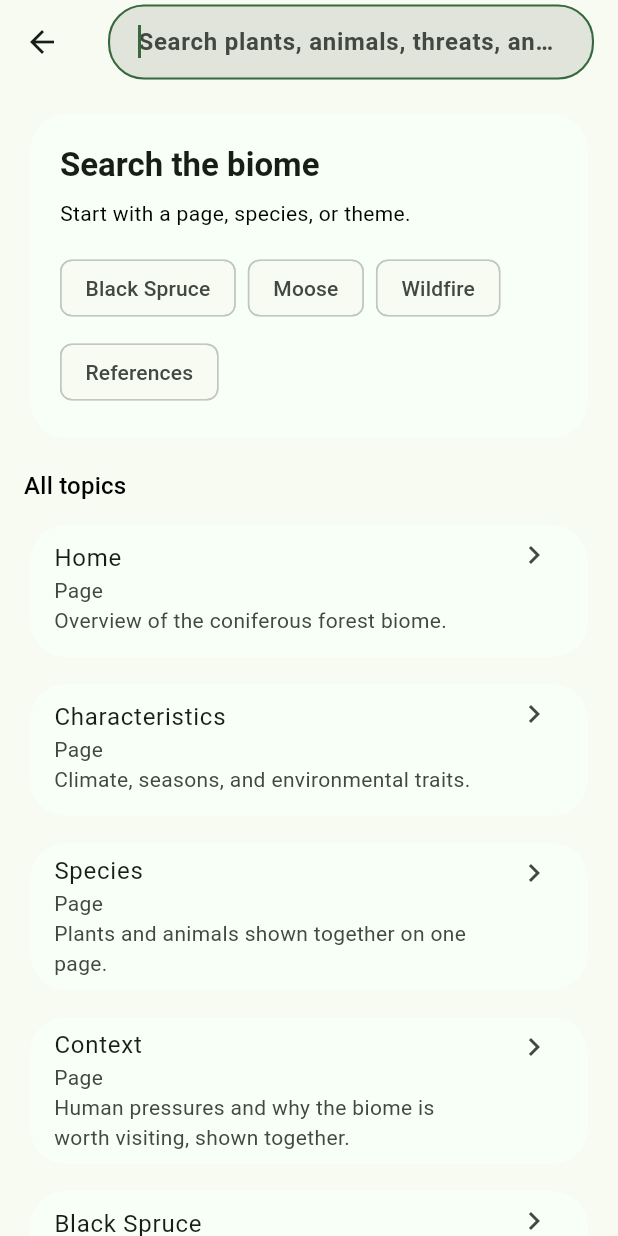
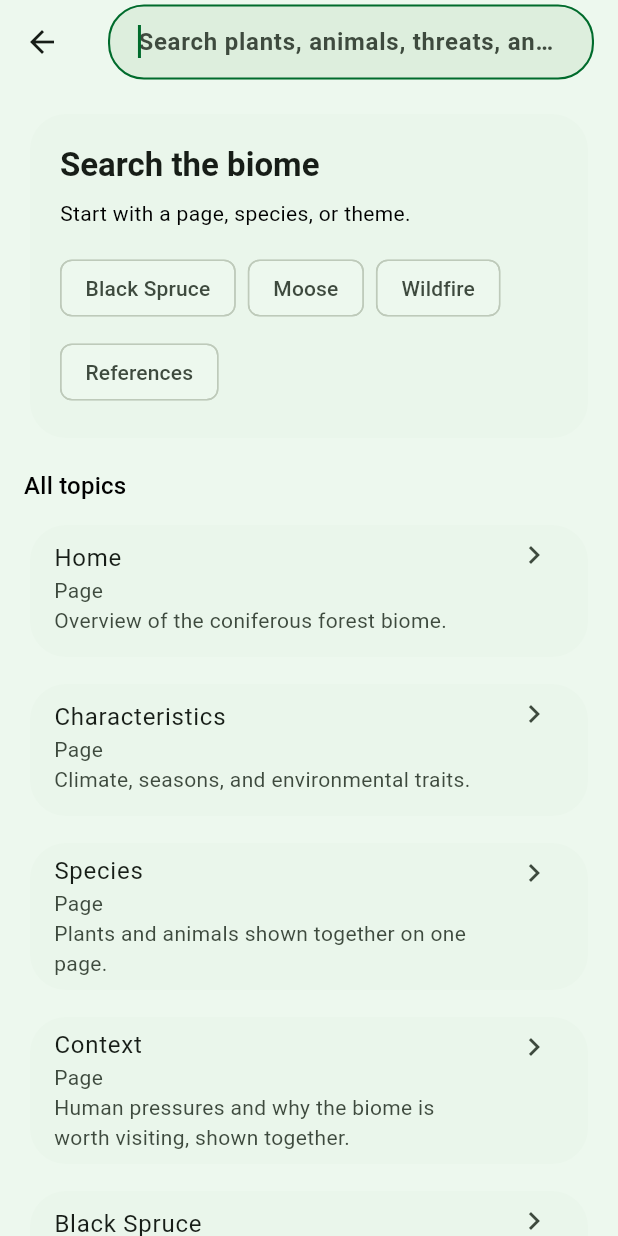
Before and after one commit to tling0001/biomeconiferous, a Flutter app: the screen it shows after launch, item 5 of the bottom bar chosen, after a tap on the "search" icon, on a phone screen of 412 x 824 dp. Run offline on Flutter 3.47's test engine with Material 3 defaults, Android fonts, the phone set to English and light mode, and no system bars; our stand-ins replace web.

Commit message:
more bug fixes

```diff
--- a/lib/biome/biome_pages.dart
+++ b/lib/biome/biome_pages.dart
@@ -170,7 +170,7 @@
                   'Glacial lakes, peatlands, stream channels, seasonal ice cover',
                 ),
                 ComparisonRow(
-                  'Zonation / Seasons',
+                  'Seasons',
                   'Distinct canopy-understory-floor layers; clear seasons',
                   'Shoreline (littoral), open water (limnetic), deep water (profundal); seasons affect ice, flow, and oxygen',
                 ),
@@ -669,9 +669,20 @@
             index: 4,
             child: ListTile(
               leading: Icon(Icons.photo_library_outlined),
-              title: Text('Image Credits'),
+              title: Text('Image Credits (Sourced)'),
               subtitle: Text(
                 'Home hero: Wikimedia Commons (File:Siberian autumn in taiga..JPG, CC BY-SA 3.0).\nLodgepole pine: Wikimedia Commons (File:Pinus contorta 28289.JPG, CC BY-SA 3.0).\nTaiga map: Wikimedia Commons (File:Taiga ecoregion.png, CC BY-SA 3.0).',
+              ),
+            ),
+          ),
+          const SizedBox(height: 10),
+          const AnimatedInfoCard(
+            index: 5,
+            child: ListTile(
+              leading: Icon(Icons.info_outline),
+              title: Text('Image Credits (Project Media Bundle)'),
+              subtitle: Text(
+                'The following bundled image files are used in this app and currently have no source metadata recorded in this repository:\nassets/images/plant_black_spruce.jpg\nassets/images/animal_moose.jpg\nassets/images/animal_lynx.jpg\nassets/images/threat_wildfire.jpg',
               ),
             ),
           ),
--- a/lib/biome/biome_search.dart
+++ b/lib/biome/biome_search.dart
@@ -16,31 +16,88 @@
   final List<String> keywords;
 }
 
-class BiomeSearchDelegate extends SearchDelegate<BiomeSearchEntry?> {
-  BiomeSearchDelegate(this.entries)
-    : super(
-        searchFieldLabel: 'Search plants, animals, threats, and references',
-        searchFieldStyle: const TextStyle(fontWeight: FontWeight.w600),
-        textInputAction: TextInputAction.search,
-        autocorrect: false,
-        enableSuggestions: true,
+Future<BiomeSearchEntry?> showBiomeSearch(
+  BuildContext context,
+  List<BiomeSearchEntry> entries,
+) {
+  return Navigator.of(context).push<BiomeSearchEntry?>(
+    PageRouteBuilder<BiomeSearchEntry?>(
+      transitionDuration: const Duration(milliseconds: 280),
+      reverseTransitionDuration: const Duration(milliseconds: 280),
+      pageBuilder: (_, _, _) => BiomeSearchPage(entries: entries),
+      transitionsBuilder: (context, animation, secondaryAnimation, child) {
+        final curved = CurvedAnimation(
+          parent: animation,
+          curve: Curves.easeOutCubic,
+          reverseCurve: Curves.easeInCubic,
         );
+        return SlideTransition(
+          position: Tween<Offset>(
+            begin: const Offset(1, 0),
+            end: Offset.zero,
+          ).animate(curved),
+          child: child,
+        );
+      },
+    ),
+  );
+}
+
+class BiomeSearchPage extends StatefulWidget {
+  const BiomeSearchPage({required this.entries, super.key});
 
   final List<BiomeSearchEntry> entries;
 
   @override
-  ThemeData appBarTheme(BuildContext context) {
+  State<BiomeSearchPage> createState() => _BiomeSearchPageState();
+}
+
+class _BiomeSearchPageState extends State<BiomeSearchPage> {
+  late final TextEditingController _controller;
+  late final FocusNode _focusNode;
+  String _query = '';
+
+  @override
+  void initState() {
+    super.initState();
+    _controller = TextEditingController();
+    _focusNode = FocusNode();
+    WidgetsBinding.instance.addPostFrameCallback((_) {
+      if (mounted) {
+        _focusNode.requestFocus();
+      }
+    });
+  }
+
+  @override
+  void dispose() {
+    _controller.dispose();
+    _focusNode.dispose();
+    super.dispose();
+  }
+
+  @override
+  Widget build(BuildContext context) {
     final theme = Theme.of(context);
     final colorScheme = theme.colorScheme;
-
-    return theme.copyWith(
-      appBarTheme: theme.appBarTheme.copyWith(
+    return Scaffold(
+      appBar: AppBar(
         backgroundColor: colorScheme.surface,
         foregroundColor: colorScheme.onSurface,
         shadowColor: Colors.transparent,
         surfaceTintColor: Colors.transparent,
+        leading: IconButton(
+          icon: const Icon(Icons.arrow_back),
+          onPressed: () => Navigator.of(context).pop(),
         ),
-      inputDecorationTheme: theme.inputDecorationTheme.copyWith(
+        title: TextField(
+          controller: _controller,
+          focusNode: _focusNode,
+          textInputAction: TextInputAction.search,
+          autocorrect: false,
+          style: const TextStyle(fontWeight: FontWeight.w600),
+          decoration: InputDecoration(
+            hintText: 'Search plants, animals, threats, and references',
             filled: true,
             fillColor: colorScheme.surfaceContainerHighest,
             border: OutlineInputBorder(
@@ -60,43 +117,36 @@
               vertical: 14,
             ),
           ),
-    );
-  }
-
-  @override
-  List<Widget>? buildActions(BuildContext context) {
-    return [
-      if (query.isNotEmpty)
+          onChanged: (value) {
+            setState(() {
+              _query = value;
+            });
+          },
+        ),
+        actions: [
+          if (_query.isNotEmpty)
             IconButton(
               icon: const Icon(Icons.clear),
               onPressed: () {
-            query = '';
+                _controller.clear();
+                setState(() {
+                  _query = '';
+                });
               },
             ),
-    ];
-  }
-
-  @override
-  Widget? buildLeading(BuildContext context) {
-    return IconButton(
-      icon: const Icon(Icons.arrow_back),
-      onPressed: () => close(context, null),
+        ],
+      ),
+      body: _buildMatches(context),
     );
   }
-
-  @override
-  Widget buildResults(BuildContext context) => _buildMatches(context);
-
-  @override
-  Widget buildSuggestions(BuildContext context) => _buildMatches(context);
 
   Widget _buildMatches(BuildContext context) {
     final theme = Theme.of(context);
     final colorScheme = theme.colorScheme;
-    final normalizedQuery = query.trim().toLowerCase();
+    final normalizedQuery = _query.trim().toLowerCase();
     final matches = normalizedQuery.isEmpty
-        ? entries
-        : entries.where((entry) {
+        ? widget.entries
+        : widget.entries.where((entry) {
             final searchable = <String>[
               entry.title,
               entry.category,
@@ -158,7 +208,7 @@
                 Text(
                   normalizedQuery.isEmpty
                       ? 'Search the biome'
-                      : 'Results for "$query"',
+                      : 'Results for "$_query"',
                   style: theme.textTheme.titleLarge,
                 ),
                 const SizedBox(height: 8),
@@ -201,7 +251,7 @@
                 subtitle: Text('${entry.category}\n${entry.description}'),
                 isThreeLine: true,
                 trailing: const Icon(Icons.chevron_right),
-                onTap: () => close(context, entry),
+                onTap: () => Navigator.of(context).pop(entry),
               ),
             ),
           ),
--- a/lib/biome/biome_widgets.dart
+++ b/lib/biome/biome_widgets.dart
@@ -230,7 +230,11 @@
           child: Column(
             children: [
               const TableHeader(
-                cells: ['Category', 'Terrestrial Biome', 'Aquatic Biome'],
+                cells: [
+                  'Category',
+                  'Main Terrestrial Biome',
+                  'Aquatic Biome Parts',
+                ],
               ),
               ...rows.map(
                 (row) => TableRowContent(
--- a/lib/main.dart
+++ b/lib/main.dart
@@ -20,10 +20,21 @@
       themeMode: ThemeMode.system,
       theme: ThemeData(
         useMaterial3: true,
-        colorScheme: ColorScheme.fromSeed(
-          seedColor: const Color(0xFF3FAF5A),
-          brightness: Brightness.light,
-        ),
+        colorScheme:
+            ColorScheme.fromSeed(
+              seedColor: const Color(0xFF2E9D4D),
+              brightness: Brightness.light,
+              dynamicSchemeVariant: DynamicSchemeVariant.fidelity,
+            ).copyWith(
+              surface: const Color(0xFFEDF8EE),
+              surfaceContainerHighest: const Color(0xFFDDEEDD),
+              surfaceContainerHigh: const Color(0xFFE4F2E4),
+              surfaceContainer: const Color(0xFFE9F5E9),
+              secondaryContainer: const Color(0xFFCFE8D0),
+              tertiaryContainer: const Color(0xFFD6EED8),
+            ),
+        scaffoldBackgroundColor: const Color(0xFFEDF8EE),
+        canvasColor: const Color(0xFFEDF8EE),
         textTheme: Typography.material2021().black.copyWith(
           headlineLarge: const TextStyle(
             fontWeight: FontWeight.w800,
@@ -34,7 +45,7 @@
           bodyLarge: const TextStyle(height: 1.35),
         ),
         cardTheme: CardThemeData(
-          color: const Color(0xFFF7FFF7),
+          color: const Color(0xFFEAF6EB),
           elevation: 0,
           shape: RoundedRectangleBorder(
             borderRadius: BorderRadius.circular(24),
@@ -290,10 +301,7 @@
   ];
 
   Future<void> _openSearch() async {
-    final result = await showSearch<BiomeSearchEntry?>(
-      context: context,
-      delegate: BiomeSearchDelegate(_searchEntries),
-    );
+    final result = await showBiomeSearch(context, _searchEntries);
     if (result != null && mounted) {
       setState(() => _selectedIndex = result.pageIndex);
     }
```
Lines whose indentation alone changed are shown as unchanged.
